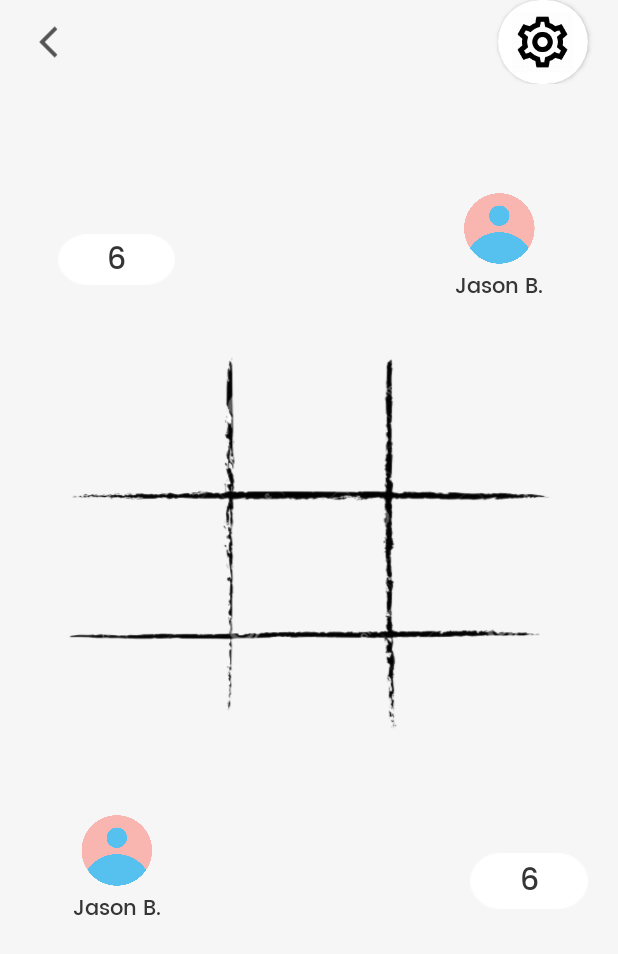
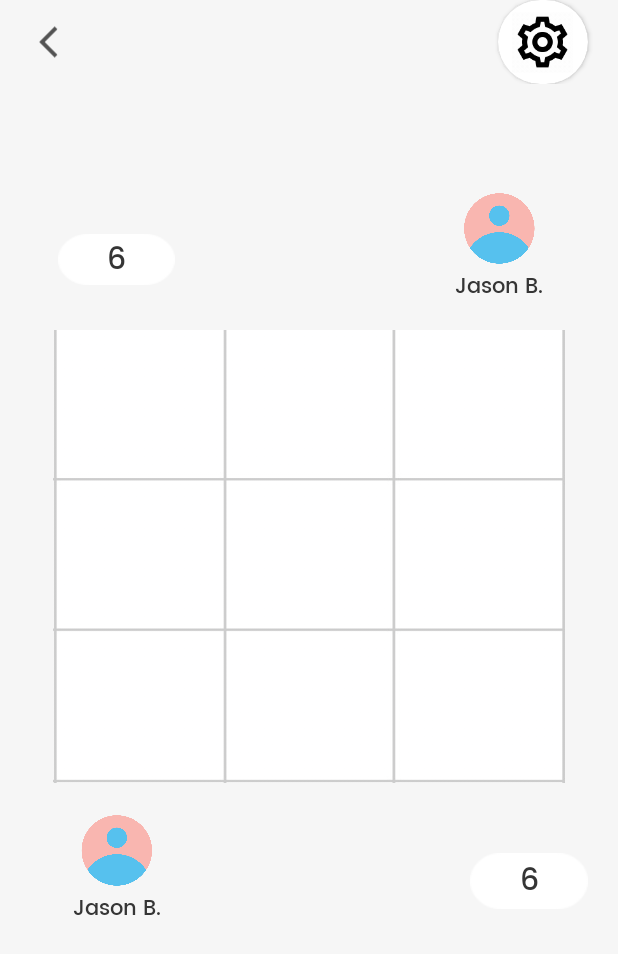
Before and after one commit to Terris711/MAD_Assignment1, an Android app: the fragment InGameFragment shown on its own in the app's theme, on a phone screen of 412 x 824 dp. Shown: the top 954 px of the screen. Run offline under Robolectric (Android 15) with nearby library versions, the phone set to English and light mode, and no system bars.

Commit message:
Fragment Implementation Layout

```diff
--- a/app/src/main/res/layout-land/fragment_in_game.xml
+++ b/app/src/main/res/layout-land/fragment_in_game.xml
@@ -86,14 +86,14 @@
 
             <ImageView
                 android:id="@+id/player_two_img"
-                android:layout_width="match_parent"
+                android:layout_width="69dp"
+                android:layout_height="0dp"
+                android:layout_gravity="center"
                 android:layout_weight="6.85"
-                android:layout_gravity="center"
-                android:layout_height="0dp"
                 android:src="@drawable/profile_img"
                 app:civ_shadow="true"
-                app:civ_shadow_radius="1dp"
-                />
+                app:civ_shadow_radius="1dp" />
+
             <TextView
                 android:id="@+id/player_two_name_txt"
                 android:layout_width="match_parent"
@@ -309,7 +309,7 @@
             android:orientation="vertical">
 
             <TextView
-                android:id="@+id/player_two_won_txt"
+                android:id="@+id/player_one_won_txt"
                 android:layout_width="73dp"
                 android:layout_height="49dp"
                 android:layout_gravity="center"
@@ -320,17 +320,17 @@
                 android:textSize="20dp"></TextView>
 
             <ImageView
-                android:id="@+id/player_two_img"
-                android:layout_width="match_parent"
+                android:id="@+id/player_one_img"
+                android:layout_width="69dp"
+                android:layout_height="0dp"
+                android:layout_gravity="center"
                 android:layout_weight="6.85"
-                android:layout_gravity="center"
-                android:layout_height="0dp"
                 android:src="@drawable/profile_img"
                 app:civ_shadow="true"
-                app:civ_shadow_radius="1dp"
-                />
+                app:civ_shadow_radius="1dp" />
+
             <TextView
-                android:id="@+id/player_two_name_txt"
+                android:id="@+id/player_one_name_txt"
                 android:layout_width="match_parent"
                 android:layout_height="0dp"
                 android:layout_gravity="center"
--- a/app/src/main/res/layout/fragment_in_game.xml
+++ b/app/src/main/res/layout/fragment_in_game.xml
@@ -163,7 +163,7 @@
         android:layout_weight="4"
         android:weightSum="10"
         android:orientation="vertical"
-        android:background="@drawable/grid">
+        android:background="@drawable/grid33">
 
         <View
             android:layout_width="match_parent"
```
Also changed, not shown: app/src/main/res/drawable/grid33.png (added), app/src/main/res/drawable/grid44.png (added), app/src/main/res/drawable/grid55.png (added).
